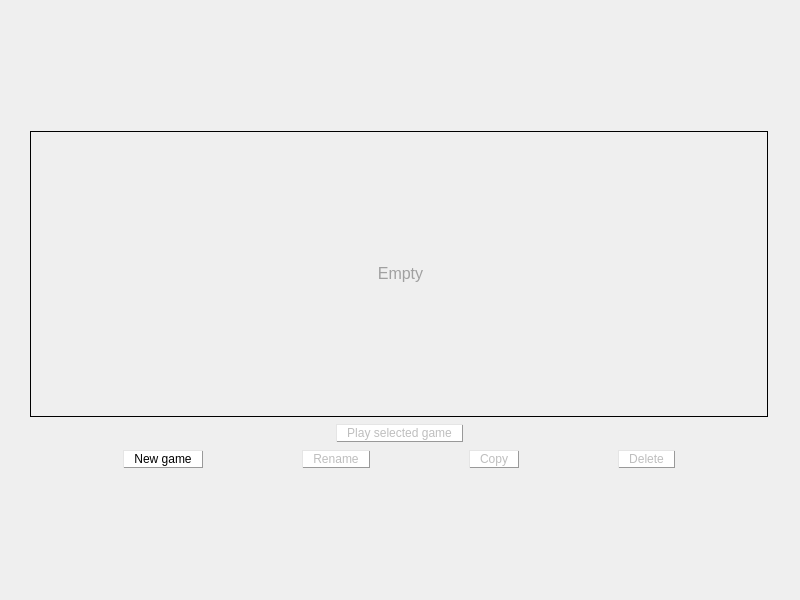
Qt form client/single-player/mainwindow.ui (alphaonex86/CatchChallenger) before a commit.
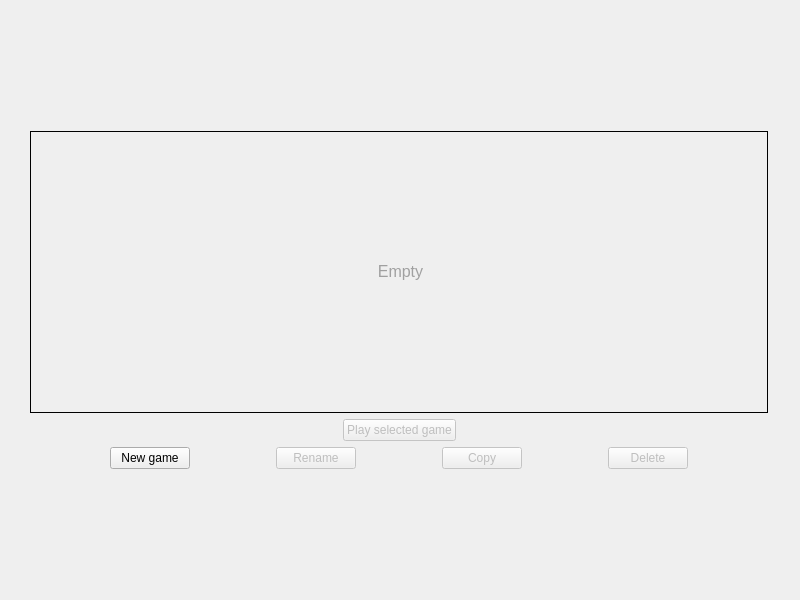
The same form after that commit. Icons and pictures are not drawn.

```diff
--- a/client/single-player/mainwindow.ui
+++ b/client/single-player/mainwindow.ui
@@ -39,9 +39,6 @@
     </property>
     <item>
      <widget class="QStackedWidget" name="stackedWidget">
-      <property name="styleSheet">
-       <string notr="true"/>
-      </property>
       <property name="currentIndex">
        <number>0</number>
       </property>
@@ -116,9 +113,6 @@
                  <height>360</height>
                 </size>
                </property>
-               <property name="styleSheet">
-                <string notr="true">background-image: url(:/images/empty.png);</string>
-               </property>
                <property name="frameShape">
                 <enum>QFrame::NoFrame</enum>
                </property>
@@ -144,7 +138,7 @@
                      <x>0</x>
                      <y>0</y>
                      <width>750</width>
-                     <height>298</height>
+                     <height>292</height>
                     </rect>
                    </property>
                    <layout class="QVBoxLayout" name="verticalLayout_5">
@@ -179,19 +173,6 @@
                     <property name="enabled">
                      <bool>false</bool>
                     </property>
-                    <property name="styleSheet">
-                     <string notr="true">QPushButton {
-     border-radius: 15px;
-     border-color:#000;
-     border: 1px outset #999;
-     background-color: rgb(255, 255, 255);
-     padding:1px 10px;
-}
- QPushButton:pressed {
-     background-color: rgb(240,240,240);
-     border-style: inset;
- }</string>
-                    </property>
                     <property name="text">
                      <string>Play selected game</string>
                     </property>
@@ -229,25 +210,9 @@
                   </item>
                   <item>
                    <widget class="QPushButton" name="SaveGame_New">
-                    <property name="styleSheet">
-                     <string notr="true">QPushButton {
-     border-radius: 15px;
-     border-color:#000;
-     border: 1px outset #999;
-     background-color: rgb(255, 255, 255);
-     padding:1px 10px;
-}
- QPushButton:pressed {
-     background-color: rgb(240,240,240);
-     border-style: inset;
- }</string>
-                    </property>
                     <property name="text">
                      <string>New game</string>
                     </property>
-                    <property name="flat">
-                     <bool>true</bool>
-                    </property>
                    </widget>
                   </item>
                   <item>
@@ -268,19 +233,6 @@
                     <property name="enabled">
                      <bool>false</bool>
                     </property>
-                    <property name="styleSheet">
-                     <string notr="true">QPushButton {
-     border-radius: 15px;
-     border-color:#000;
-     border: 1px outset #999;
-     background-color: rgb(255, 255, 255);
-     padding:1px 10px;
-}
- QPushButton:pressed {
-     background-color: rgb(240,240,240);
-     border-style: inset;
- }</string>
-                    </property>
                     <property name="text">
                      <string>Rename</string>
                     </property>
@@ -304,19 +256,6 @@
                     <property name="enabled">
                      <bool>false</bool>
                     </property>
-                    <property name="styleSheet">
-                     <string notr="true">QPushButton {
-     border-radius: 15px;
-     border-color:#000;
-     border: 1px outset #999;
-     background-color: rgb(255, 255, 255);
-     padding:1px 10px;
-}
- QPushButton:pressed {
-     background-color: rgb(240,240,240);
-     border-style: inset;
- }</string>
-                    </property>
                     <property name="text">
                      <string>Copy</string>
                     </property>
@@ -340,19 +279,6 @@
                     <property name="enabled">
                      <bool>false</bool>
                     </property>
-                    <property name="styleSheet">
-                     <string notr="true">QPushButton {
-     border-radius: 15px;
-     border-color:#000;
-     border: 1px outset #999;
-     background-color: rgb(255, 255, 255);
-     padding:1px 10px;
-}
- QPushButton:pressed {
-     background-color: rgb(240,240,240);
-     border-style: inset;
- }</string>
-                    </property>
                     <property name="text">
                      <string>Delete</string>
                     </property>
```
Left out of the diff: 8 changed lines with no effect on the pictures.
